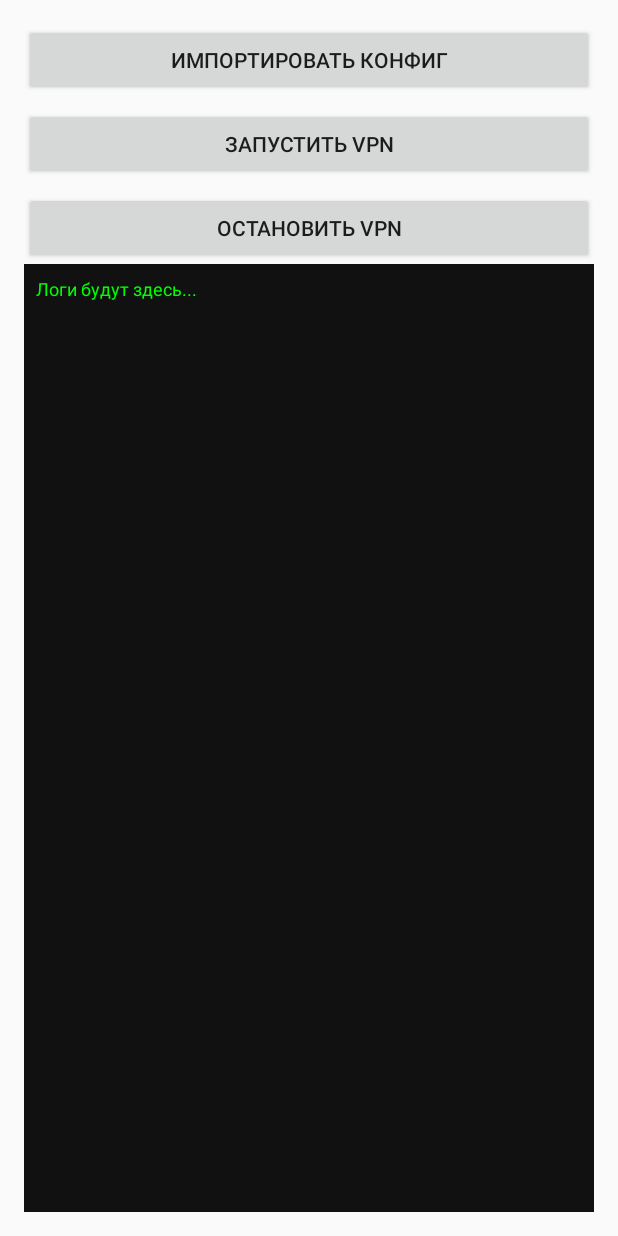
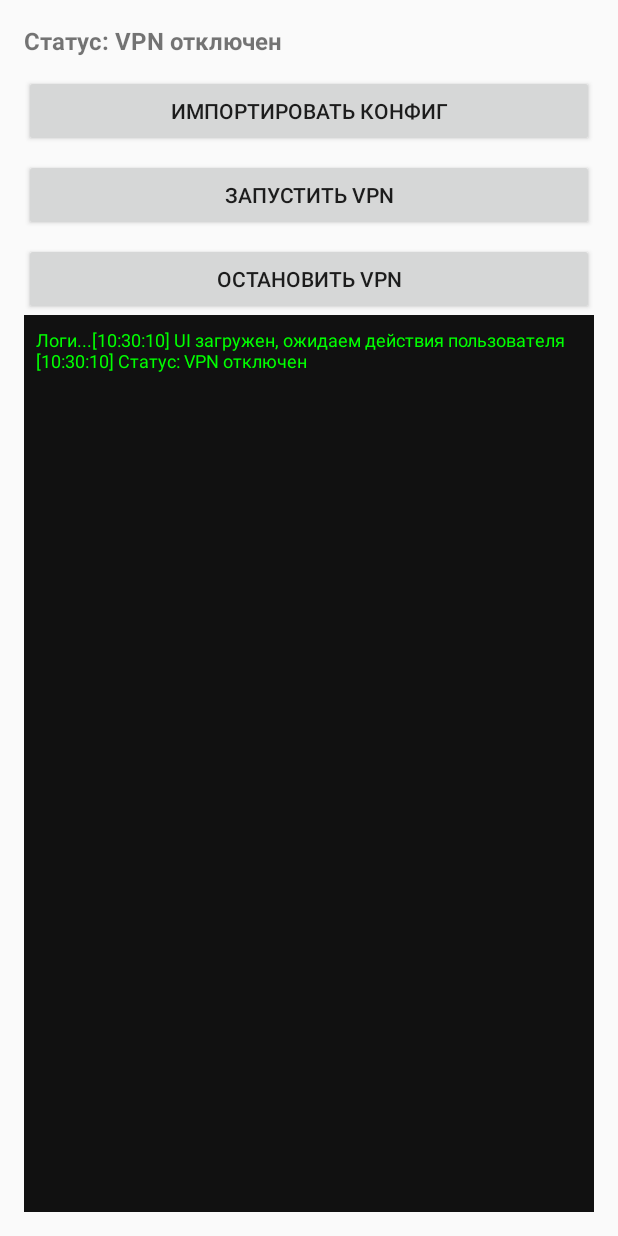
Before and after one commit to ApSin-EITB/APLOCAL, an Android app: the VpnModuleActivity screen opened directly, with no data from a screen before it, on a phone screen of 412 x 824 dp. Run offline under Robolectric (Android 15) with nearby library versions, the phone set to English and light mode, and no system bars.

```diff
--- a/app/src/main/AndroidManifest.xml
+++ b/app/src/main/AndroidManifest.xml
@@ -8,7 +8,7 @@
 
 
     <application
-        android:label="APLocal VPN"
+        android:label="APLOCAL"
         android:icon="@mipmap/ic_launcher"
         android:roundIcon="@mipmap/ic_launcher_round"
         android:theme="@style/Theme.APLOCAL">
@@ -25,7 +25,7 @@
         <activity android:name=".VpnModuleActivity" />
 
         <service
-            android:name=".MyVpnService"
+            android:name="ru.apsin.aplocal.MyVpnService"
             android:permission="android.permission.BIND_VPN_SERVICE"
             android:exported="true">
             <intent-filter>
--- a/app/src/main/java/ru/apsin/aplocal/VpnModuleActivity.kt
+++ b/app/src/main/java/ru/apsin/aplocal/VpnModuleActivity.kt
@@ -3,18 +3,21 @@ package ru.apsin.aplocal
 import android.app.Activity
 import android.content.*
 import android.net.VpnService
-import android.os.*
-import android.util.Log
+import android.os.Bundle
 import android.widget.*
 import androidx.activity.result.contract.ActivityResultContracts
 import androidx.appcompat.app.AppCompatActivity
-import java.io.*
+import java.io.File
+import java.text.SimpleDateFormat
+import java.util.*
 
 class VpnModuleActivity : AppCompatActivity() {
 
     private lateinit var logView: TextView
-    private val TAG = "VpnModuleActivity"
+    private lateinit var vpnStatusText: TextView
+
     private val configFileName = "wg-runtime.conf"
+    private val timeFormat = SimpleDateFormat("HH:mm:ss", Locale.getDefault())
 
     private val filePickerLauncher = registerForActivityResult(
         ActivityResultContracts.StartActivityForResult()
@@ -25,13 +28,9 @@ class VpnModuleActivity : AppCompatActivity() {
                 val file = File(filesDir, configFileName)
                 file.outputStream().use { output -> input.copyTo(output) }
                 appendLog("Конфигурация импортирована: ${file.absolutePath}")
+                updateStatus("Конфигурация загружена")
             }
         }
-    }
-
-    private fun appendLog(text: String) {
-        logView.append("[$TAG] $text\n")
-        Log.i(TAG, text)
     }
 
     override fun onCreate(savedInstanceState: Bundle?) {
@@ -39,8 +38,9 @@ class VpnModuleActivity : AppCompatActivity() {
         setContentView(R.layout.activity_vpn_module)
 
         logView = findViewById(R.id.logTextView)
+        vpnStatusText = findViewById(R.id.vpnStatusText)
 
-        findViewById<Button>(R.id.importConfigButton).setOnClickListener {
+        findViewById<Button>(R.id.importConfigButton)?.setOnClickListener {
             val intent = Intent(Intent.ACTION_OPEN_DOCUMENT).apply {
                 addCategory(Intent.CATEGORY_OPENABLE)
                 type = "*/*"
@@ -48,13 +48,16 @@ class VpnModuleActivity : AppCompatActivity() {
             filePickerLauncher.launch(intent)
         }
 
-        findViewById<Button>(R.id.startVpnButton).setOnClickListener {
+        findViewById<Button>(R.id.startVpnButton)?.setOnClickListener {
             startVpn()
         }
 
-        findViewById<Button>(R.id.stopVpnButton).setOnClickListener {
+        findViewById<Button>(R.id.stopVpnButton)?.setOnClickListener {
             stopVpn()
         }
+
+        appendLog("UI загружен, ожидаем действия пользователя")
+        updateStatus("VPN отключен")
     }
 
     private fun startVpn() {
@@ -62,20 +65,40 @@ class VpnModuleActivity : AppCompatActivity() {
         if (intent != null) {
             startActivityForResult(intent, 1)
         } else {
-            onActivityResult(1, Activity.RESULT_OK, null)
+            onActivityResult(1, RESULT_OK, null)
         }
     }
 
     override fun onActivityResult(requestCode: Int, resultCode: Int, data: Intent?) {
+        super.onActivityResult(requestCode, resultCode, data)
+
         if (requestCode == 1 && resultCode == RESULT_OK) {
-            val vpnIntent = Intent(this, MyVpnService::class.java)
-            startService(vpnIntent)
+            appendLog("Разрешение на VPN получено")
+            val ok = WgActLogic.startVpnWithConfig(this) { appendLog(it) }
+            if (ok) {
+                updateStatus("VPN включен")
+            } else {
+                updateStatus("Ошибка подключения")
+            }
+        } else {
+            appendLog("VPN-соединение не разрешено пользователем")
+            updateStatus("VPN не разрешён")
         }
-        super.onActivityResult(requestCode, resultCode, data)
     }
 
     private fun stopVpn() {
         stopService(Intent(this, MyVpnService::class.java))
-        WgActLogic.stopVpn()
+        appendLog("Остановлен сервис VPN")
+    }
+
+
+    private fun appendLog(text: String) {
+        val now = timeFormat.format(Date())
+        logView.append("[$now] $text\n")
+    }
+
+    private fun updateStatus(status: String) {
+        appendLog("Статус: $status")
+        vpnStatusText.text = "Статус: $status"
     }
 }
--- a/app/src/main/res/layout/activity_vpn_module.xml
+++ b/app/src/main/res/layout/activity_vpn_module.xml
@@ -5,6 +5,16 @@
     android:layout_height="match_parent"
     android:orientation="vertical"
     android:padding="16dp">
+
+    <!-- Текущий статус VPN -->
+    <TextView
+        android:id="@+id/vpnStatusText"
+        android:layout_width="match_parent"
+        android:layout_height="wrap_content"
+        android:text="Статус: неизвестно"
+        android:textStyle="bold"
+        android:textSize="16sp"
+        android:paddingBottom="12dp" />
 
     <!-- Кнопка импорта конфигурации -->
     <Button
@@ -41,5 +51,5 @@
         android:padding="8dp"
         android:scrollbars="vertical"
         android:textSize="12sp"
-        android:text="Логи будут здесь..." />
+        android:text="Логи..." />
 </LinearLayout>
--- a/settings.gradle.kts
+++ b/settings.gradle.kts
@@ -11,6 +11,9 @@ pluginManagement {
         gradlePluginPortal()
     }
 }
+plugins {
+    id("org.gradle.toolchains.foojay-resolver-convention") version "0.8.0"
+}
 dependencyResolutionManagement {
     repositoriesMode.set(RepositoriesMode.FAIL_ON_PROJECT_REPOS)
     repositories {
```
Also changed, not shown: app/build.gradle.kts (+7 -1 lines), app/src/main/java/ru/apsin/aplocal/MyVpnService.kt (+31 -27 lines), app/src/main/java/ru/apsin/aplocal/WgActLogic.kt (+38 -13 lines), app/src/main/java/ru/apsin/aplocal/WireGuardBackend.kt (+7 -2 lines), 1 other file.
